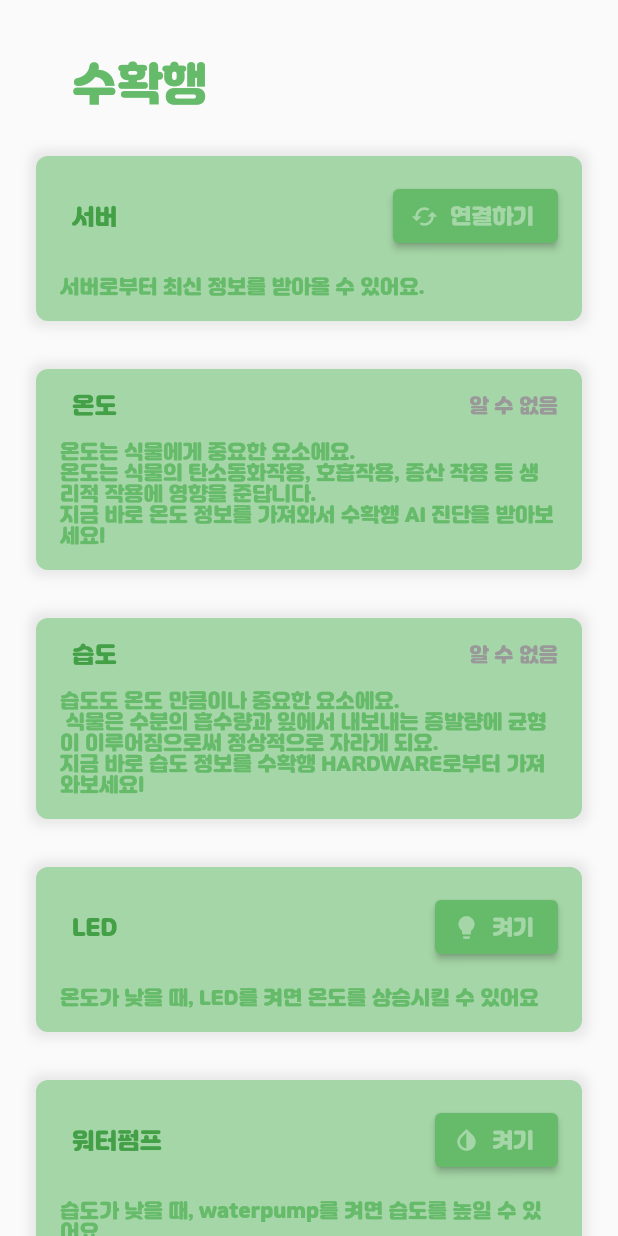
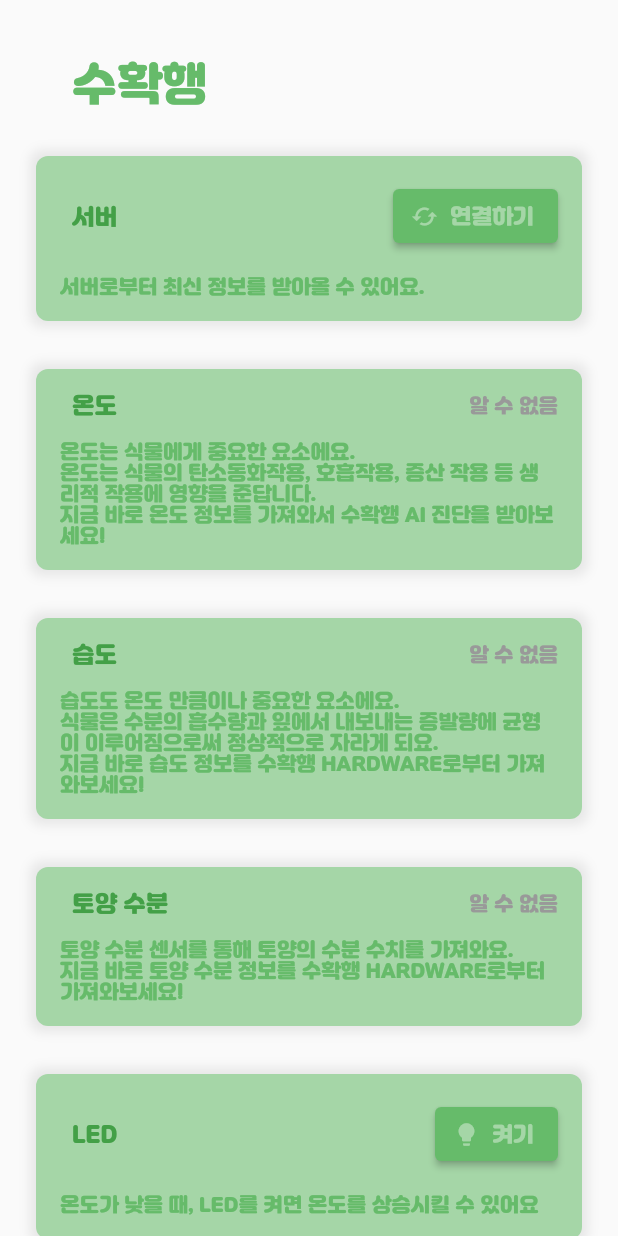
Before and after one commit to kwr8378522/soohwakhangflutter, a Flutter app: the screen it shows after launch, on a phone screen of 412 x 824 dp. Run offline on Flutter 3.47's test engine with Material 2 defaults, Android fonts, the light colour scheme and no system bars.

Commit message:
Feature Impl 6/14 - Add soil moisture

```diff
--- a/lib/main.dart
+++ b/lib/main.dart
@@ -49,6 +49,7 @@ class _MyHomePageState extends State<MyHomePage> {
             ButtonCard(viewModel: manager.updateInfoViewModel),
             InfoCard(viewModel: manager.tempuratureViewModel),
             InfoCard(viewModel: manager.humidViewModel),
+            InfoCard(viewModel: manager.soilMoistureViewModel),
             ButtonCard(viewModel: manager.ledViewModel),
             ButtonCard(viewModel: manager.waterpumpViewModel),
           ],
--- a/lib/manager.dart
+++ b/lib/manager.dart
@@ -11,9 +11,13 @@ import 'data.dart';
 class Manager {
 
   var titleItemViewModel = TitleItemViewModel();
+
   var updateInfoViewModel = ButtonCardViewModel();
+
   var tempuratureViewModel = InfoCardViewModel();
   var humidViewModel = InfoCardViewModel();
+  var soilMoistureViewModel = InfoCardViewModel();
+
   var ledViewModel = ButtonCardViewModel();
   var waterpumpViewModel = ButtonCardViewModel();
 
@@ -37,9 +41,14 @@ class Manager {
 
     humidViewModel.title = "습도";
     humidViewModel.status = "알 수 없음";
-    humidViewModel.description = "습도도 온도 만큼이나 중요한 요소에요.\n "
+    humidViewModel.description = "습도도 온도 만큼이나 중요한 요소에요.\n"
         "식물은 수분의 흡수량과 잎에서 내보내는 증발량에 균형이 이루어짐으로써 정상적으로 자라게 되요.\n"
         "지금 바로 습도 정보를 수확행 HARDWARE로부터 가져와보세요!";
+
+    soilMoistureViewModel.title = "토양 수분";
+    soilMoistureViewModel.status = "알 수 없음";
+    soilMoistureViewModel.description = "토양 수분 센서를 통해 토양의 수분 수치를 가져와요.\n"
+        "지금 바로 토양 수분 정보를 수확행 HARDWARE로부터 가져와보세요!";
 
     ledViewModel.title = "LED";
     ledViewModel.buttonIcon = Icons.lightbulb;
```
